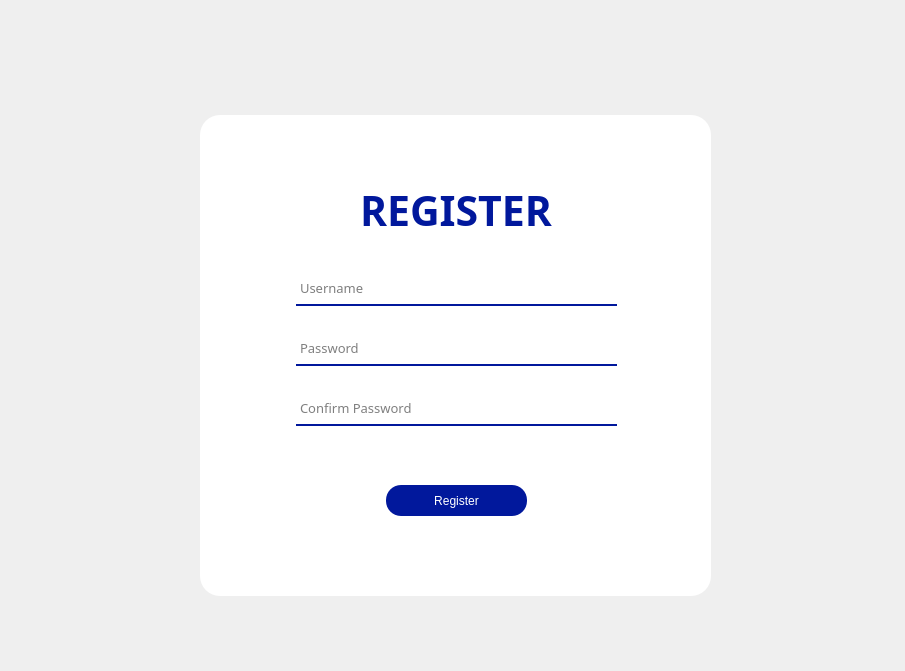
Before: the Qt Designer form signin.ui in tvie20/Course_Socket_Programming, drawn with Qt 5.
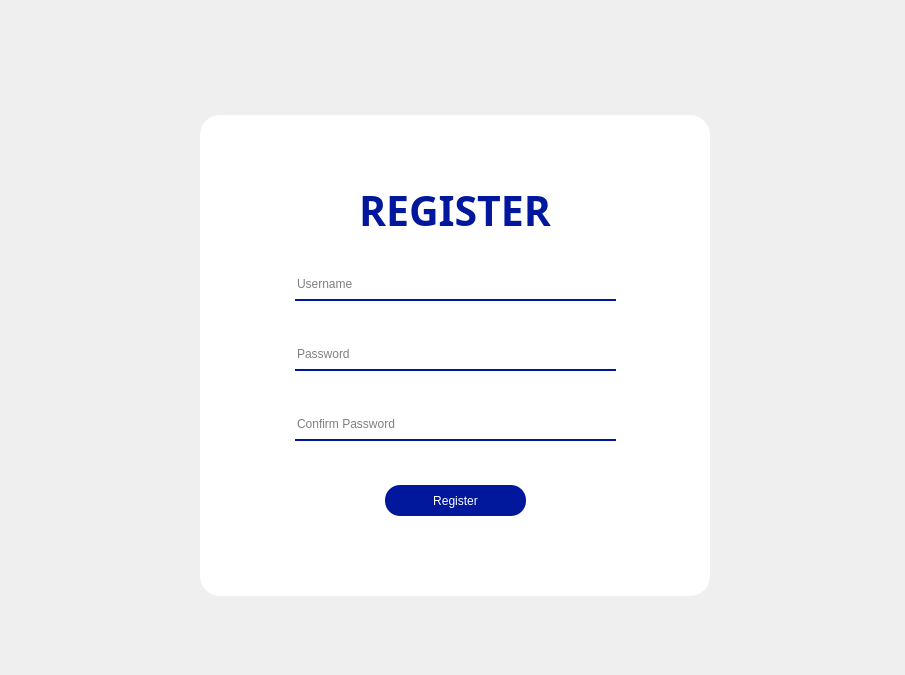
After: the same form once the commit is applied.

What changed in the file:
```diff
--- a/signin.ui
+++ b/signin.ui
@@ -7,7 +7,7 @@
     <x>0</x>
     <y>0</y>
     <width>905</width>
-    <height>671</height>
+    <height>675</height>
    </rect>
   </property>
   <property name="windowTitle">
@@ -22,80 +22,12 @@
      <height>511</height>
     </rect>
    </property>
-   <widget class="QTextBrowser" name="input_username">
+   <widget class="QLabel" name="dangky">
     <property name="geometry">
      <rect>
-      <x>116</x>
-      <y>175</y>
-      <width>321</width>
-      <height>31</height>
-     </rect>
-    </property>
-    <property name="font">
-     <font>
-      <family>Nunito Light</family>
-      <pointsize>10</pointsize>
-     </font>
-    </property>
-    <property name="contextMenuPolicy">
-     <enum>Qt::NoContextMenu</enum>
-    </property>
-    <property name="styleSheet">
-     <string notr="true">background-color: rgba(0,0,0,0);
-border : none;
-border-bottom : 2px solid rgb(1, 24, 156);
-color: rgb(0, 0, 0);
-padding-bottom: 1px;</string>
-    </property>
-    <property name="readOnly">
-     <bool>false</bool>
-    </property>
-    <property name="placeholderText">
-     <string>Username</string>
-    </property>
-   </widget>
-   <widget class="QTextBrowser" name="input_password">
-    <property name="geometry">
-     <rect>
-      <x>116</x>
-      <y>235</y>
-      <width>321</width>
-      <height>31</height>
-     </rect>
-    </property>
-    <property name="font">
-     <font>
-      <family>Nunito Light</family>
-      <pointsize>10</pointsize>
-     </font>
-    </property>
-    <property name="styleSheet">
-     <string notr="true">background-color: rgba(0,0,0,0);
-border : none;
-border-bottom : 2px solid rgb(1, 24, 156);
-color: rgb(0, 0, 0);
-padding-bottom: 1px;</string>
-    </property>
-    <property name="readOnly">
-     <bool>false</bool>
-    </property>
-    <property name="html">
-     <string>&lt;!DOCTYPE HTML PUBLIC &quot;-//W3C//DTD HTML 4.0//EN&quot; &quot;http://www.w3.org/TR/REC-html40/strict.dtd&quot;&gt;
-&lt;html&gt;&lt;head&gt;&lt;meta name=&quot;qrichtext&quot; content=&quot;1&quot; /&gt;&lt;style type=&quot;text/css&quot;&gt;
-p, li { white-space: pre-wrap; }
-&lt;/style&gt;&lt;/head&gt;&lt;body style=&quot; font-family:'Nunito Light'; font-size:10pt; font-weight:400; font-style:normal;&quot;&gt;
-&lt;p style=&quot;-qt-paragraph-type:empty; margin-top:0px; margin-bottom:0px; margin-left:0px; margin-right:0px; -qt-block-indent:0; text-indent:0px; font-family:'MS Shell Dlg 2'; font-size:7.875pt;&quot;&gt;&lt;br /&gt;&lt;/p&gt;&lt;/body&gt;&lt;/html&gt;</string>
-    </property>
-    <property name="placeholderText">
-     <string>Password</string>
-    </property>
-   </widget>
-   <widget class="QLabel" name="dangnhap">
-    <property name="geometry">
-     <rect>
-      <x>121</x>
+      <x>20</x>
       <y>45</y>
-      <width>310</width>
+      <width>510</width>
       <height>131</height>
      </rect>
     </property>
@@ -120,46 +52,10 @@
      <set>Qt::AlignCenter</set>
     </property>
    </widget>
-   <widget class="QTextBrowser" name="input_password_2">
+   <widget class="QPushButton" name="register_2">
     <property name="geometry">
      <rect>
-      <x>116</x>
-      <y>295</y>
-      <width>321</width>
-      <height>31</height>
-     </rect>
-    </property>
-    <property name="font">
-     <font>
-      <family>Nunito Light</family>
-      <pointsize>10</pointsize>
-     </font>
-    </property>
-    <property name="styleSheet">
-     <string notr="true">background-color: rgba(0,0,0,0);
-border : none;
-border-bottom : 2px solid rgb(1, 24, 156);
-color: rgb(0, 0, 0);
-padding-bottom: 1px;</string>
-    </property>
-    <property name="readOnly">
-     <bool>false</bool>
-    </property>
-    <property name="html">
-     <string>&lt;!DOCTYPE HTML PUBLIC &quot;-//W3C//DTD HTML 4.0//EN&quot; &quot;http://www.w3.org/TR/REC-html40/strict.dtd&quot;&gt;
-&lt;html&gt;&lt;head&gt;&lt;meta name=&quot;qrichtext&quot; content=&quot;1&quot; /&gt;&lt;style type=&quot;text/css&quot;&gt;
-p, li { white-space: pre-wrap; }
-&lt;/style&gt;&lt;/head&gt;&lt;body style=&quot; font-family:'Nunito Light'; font-size:10pt; font-weight:400; font-style:normal;&quot;&gt;
-&lt;p style=&quot;-qt-paragraph-type:empty; margin-top:0px; margin-bottom:0px; margin-left:0px; margin-right:0px; -qt-block-indent:0; text-indent:0px; font-family:'MS Shell Dlg 2'; font-size:7.875pt;&quot;&gt;&lt;br /&gt;&lt;/p&gt;&lt;/body&gt;&lt;/html&gt;</string>
-    </property>
-    <property name="placeholderText">
-     <string>Confirm Password</string>
-    </property>
-   </widget>
-   <widget class="QPushButton" name="login">
-    <property name="geometry">
-     <rect>
-      <x>206</x>
+      <x>205</x>
       <y>385</y>
       <width>141</width>
       <height>31</height>
@@ -203,7 +99,7 @@
      <rect>
       <x>20</x>
       <y>15</y>
-      <width>511</width>
+      <width>510</width>
       <height>481</height>
      </rect>
     </property>
@@ -215,12 +111,99 @@
      <string/>
     </property>
    </widget>
-   <zorder>bg_2</zorder>
-   <zorder>input_username</zorder>
-   <zorder>input_password</zorder>
-   <zorder>dangnhap</zorder>
-   <zorder>input_password_2</zorder>
-   <zorder>login</zorder>
+   <widget class="QLineEdit" name="password">
+    <property name="geometry">
+     <rect>
+      <x>115</x>
+      <y>240</y>
+      <width>321</width>
+      <height>31</height>
+     </rect>
+    </property>
+    <property name="styleSheet">
+     <string notr="true">background-color: rgab(0,0,0,0);
+border : none;
+border-bottom : 2px solid rgb(1, 24, 156);
+color: rgb(0, 0, 0);
+padding-bottom: 1px;</string>
+    </property>
+    <property name="text">
+     <string/>
+    </property>
+    <property name="maxLength">
+     <number>100</number>
+    </property>
+    <property name="echoMode">
+     <enum>QLineEdit::Password</enum>
+    </property>
+    <property name="placeholderText">
+     <string>Password</string>
+    </property>
+   </widget>
+   <widget class="QLineEdit" name="username">
+    <property name="geometry">
+     <rect>
+      <x>115</x>
+      <y>170</y>
+      <width>321</width>
+      <height>31</height>
+     </rect>
+    </property>
+    <property name="styleSheet">
+     <string notr="true">background-color: rgab(0,0,0,0);
+border : none;
+border-bottom : 2px solid rgb(1, 24, 156);
+color: rgb(0, 0, 0);
+padding-bottom: 1px;</string>
+    </property>
+    <property name="text">
+     <string/>
+    </property>
+    <property name="maxLength">
+     <number>100</number>
+    </property>
+    <property name="echoMode">
+     <enum>QLineEdit::Normal</enum>
+    </property>
+    <property name="placeholderText">
+     <string>Username</string>
+    </property>
+   </widget>
+   <widget class="QLineEdit" name="confirm_password">
+    <property name="geometry">
+     <rect>
+      <x>115</x>
+      <y>310</y>
+      <width>321</width>
+      <height>31</height>
+     </rect>
+    </property>
+    <property name="styleSheet">
+     <string notr="true">background-color: rgab(0,0,0,0);
+border : none;
+border-bottom : 2px solid rgb(1, 24, 156);
+color: rgb(0, 0, 0);
+padding-bottom: 1px;</string>
+    </property>
+    <property name="text">
+     <string/>
+    </property>
+    <property name="maxLength">
+     <number>100</number>
+    </property>
+    <property name="echoMode">
+     <enum>QLineEdit::Password</enum>
+    </property>
+    <property name="placeholderText">
+     <string>Confirm Password</string>
+    </property>
+   </widget>
+   <zorder>bg</zorder>
+   <zorder>dangky</zorder>
+   <zorder>register_2</zorder>
+   <zorder>password</zorder>
+   <zorder>username</zorder>
+   <zorder>confirm_password</zorder>
   </widget>
  </widget>
  <resources/>
```
Left out of the diff: 2 changed lines with no effect on the pictures.
